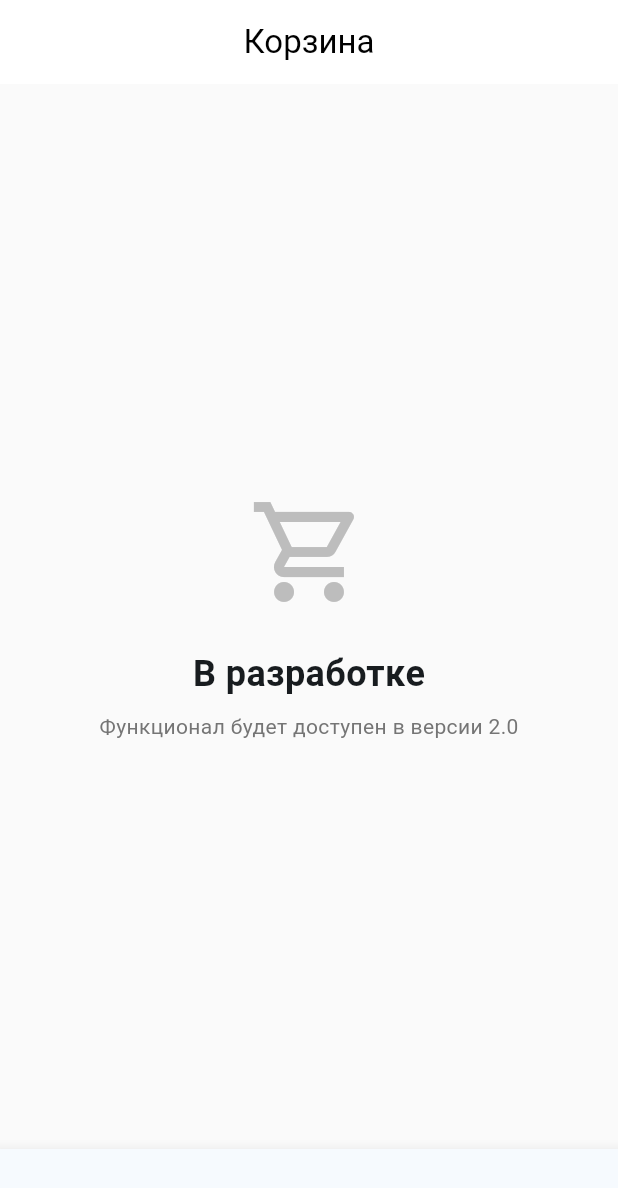
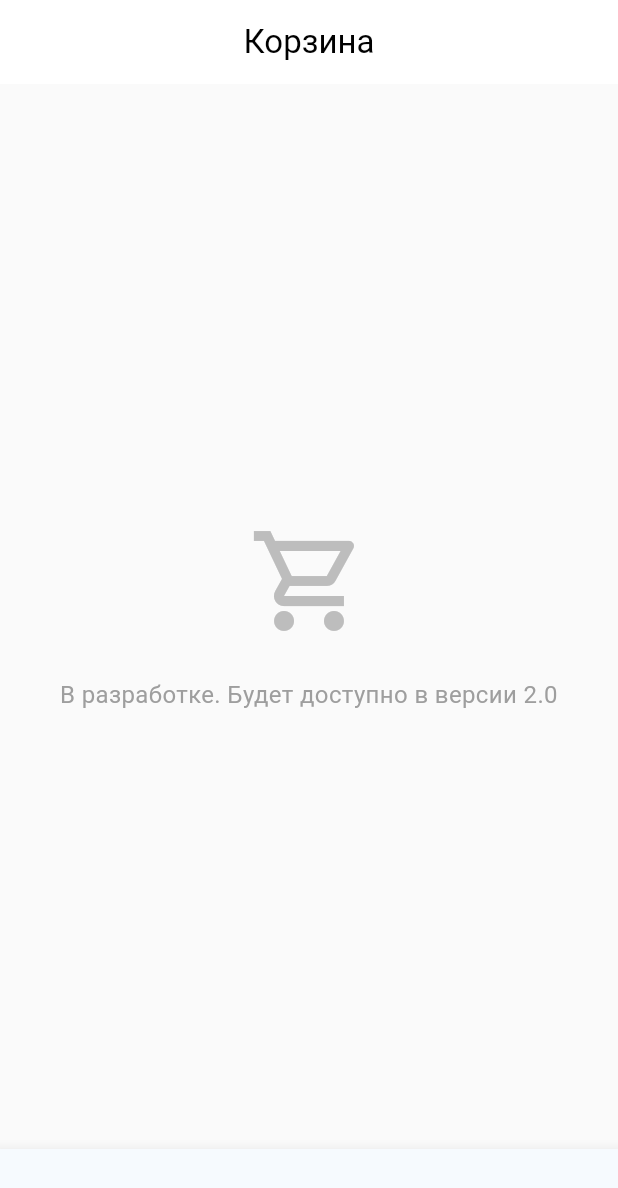
Before and after one commit to daoosai/darmavoz, a Flutter app: the CartScreen screen opened by its route, on a phone screen of 412 x 824 dp. Shown: the top 1188 px of the screen. Run offline on Flutter 3.47's test engine with Material 3 defaults, Android fonts, the phone set to English and light mode, and no system bars; our stand-ins replace dio, freezed_annotation, go_router, package_info_plus.

Commit message:
fix(mobile): Обновлены тесты, README, тексты заглушек и удален кэш dart_tool

```diff
--- a/mobile/lib/presentation/cart/cart_screen.dart
+++ b/mobile/lib/presentation/cart/cart_screen.dart
@@ -21,18 +21,11 @@ class CartScreen extends StatelessWidget {
             ),
             const SizedBox(height: 24),
             const Text(
-              'В разработке',
+              'В разработке. Будет доступно в версии 2.0',
+              textAlign: TextAlign.center,
               style: TextStyle(
-                fontSize: 24,
-                fontWeight: FontWeight.bold,
-              ),
-            ),
-            const SizedBox(height: 8),
-            Text(
-              'Функционал будет доступен в версии 2.0',
-              style: TextStyle(
-                fontSize: 14,
-                color: Colors.grey.shade600,
+                fontSize: 16,
+                color: Colors.grey,
               ),
             ),
           ],
```
Also changed, not shown: mobile/lib/presentation/orders/orders_screen.dart (+4 -11 lines), mobile/lib/presentation/promos/promos_screen.dart (+4 -11 lines), 3 other files.
